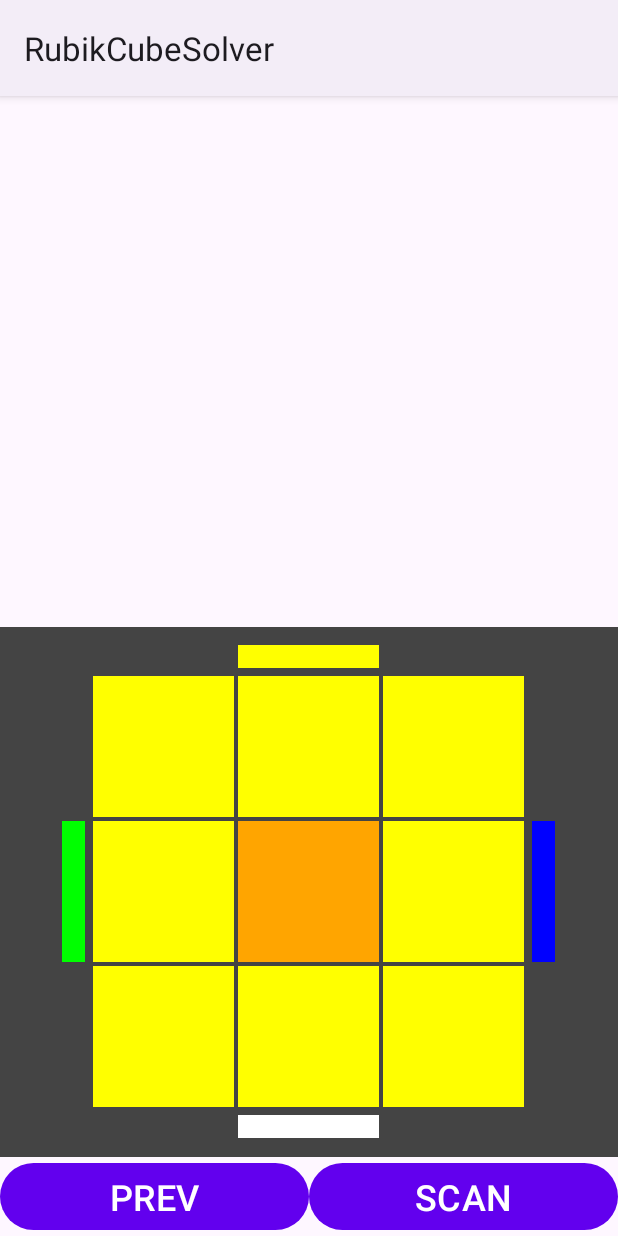
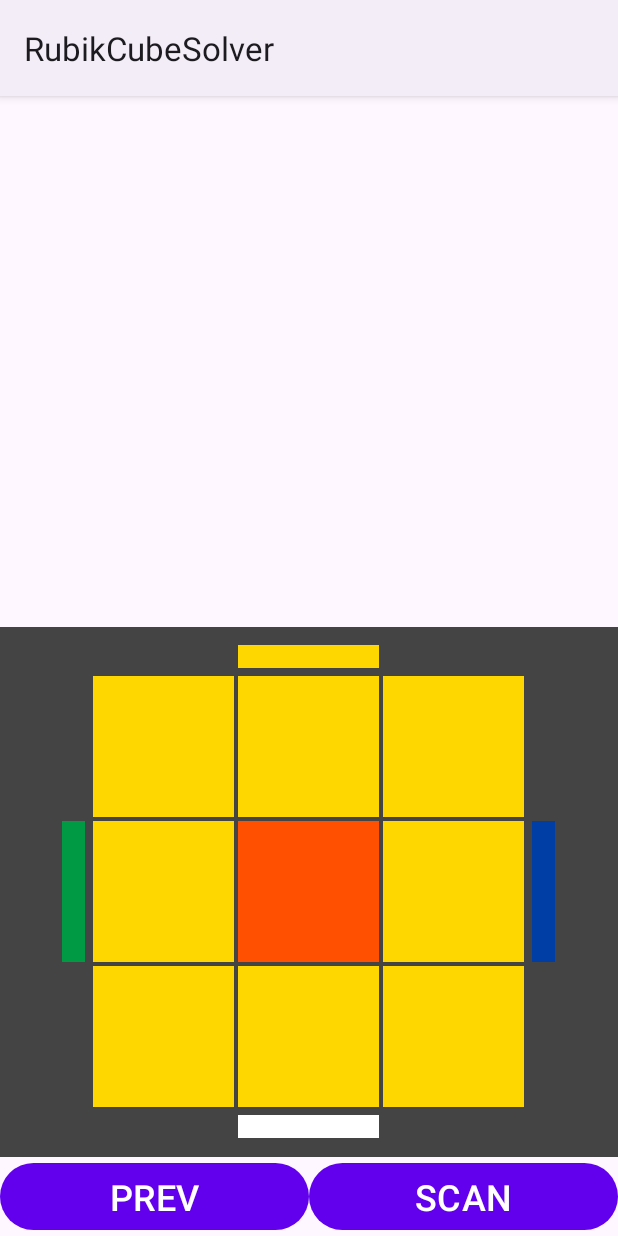
Before and after one commit to ucchiee/AndroidRubikCubeSolver, an Android app: the screen it shows after launch (MainActivity), after a tap on "SCAN", on a phone screen of 412 x 824 dp. Run offline under Robolectric (Android 15) with nearby library versions, the phone set to English and light mode, and no system bars; libraries missing offline, so code that uses them is left out: androidx.camera.core, androidx.camera.lifecycle, org.opencv.android, org.opencv.core, org.opencv.imgproc and 2 more; 5 statements that could not run were skipped.

Commit message:
feat: changed to use official color. Now detection is more precise.

```diff
--- a/app/src/main/java/jp/ac/titech/itpro/sdl/rubikcubesolver/CubeView.java
+++ b/app/src/main/java/jp/ac/titech/itpro/sdl/rubikcubesolver/CubeView.java
@@ -92,17 +92,17 @@ public class CubeView extends View {
         assert color.length() == 1;
         switch (color) {
             case "Y":
-                return Color.YELLOW;
+                return Color.rgb(255, 215, 0);
             case "W":
-                return Color.WHITE;
+                return Color.rgb(255, 255, 255);
             case "O":
-                return Color.rgb(255, 165, 0);
+                return Color.rgb(254, 80, 0);
             case "R":
-                return Color.RED;
+                return Color.rgb(186, 23, 47);
             case "B":
-                return Color.BLUE;
+                return Color.rgb(0, 61, 165);
             case "G":
-                return Color.GREEN;
+                return Color.rgb(0, 154, 68);
             default:
                 return Color.DKGRAY;
         }
--- a/app/src/main/java/jp/ac/titech/itpro/sdl/rubikcubesolver/ImageUtil.java
+++ b/app/src/main/java/jp/ac/titech/itpro/sdl/rubikcubesolver/ImageUtil.java
@@ -27,12 +27,12 @@ public class ImageUtil {
 
     // color definition
     static final double[][] colorData = {
-            {255, 255, 0, 0},  // Y
-            {255, 165, 0, 0},  // O
-            {0, 255, 0, 0},  // G
+            {255, 215, 0, 0},    // Y
+            {254, 80, 0, 0},     // O
+            {0, 154, 68, 0},     // G
             {255, 255, 255, 0},  // W
-            {255, 0, 0, 0},  // R
-            {0, 0, 255, 0},  // B
+            {186, 23, 47, 0},    // R
+            {0, 61, 165, 0},     // B
     };
     static final String[] colorLabel = {"Y", "O", "G", "W", "R", "B"};
     static final String[] colorName = {"Yellow", "Orange", "Green", "White", "Red", "Blue"};
```
